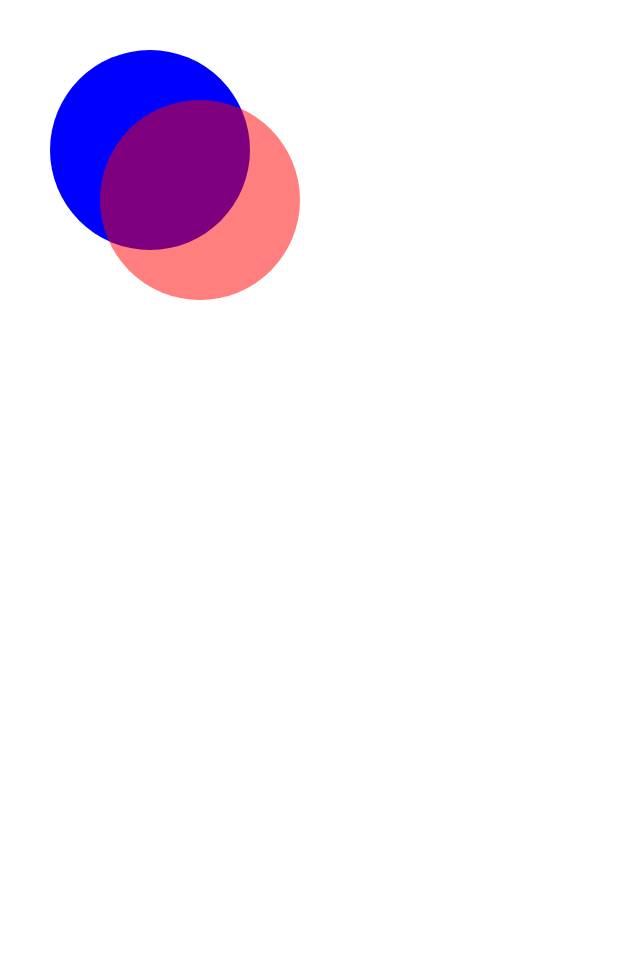
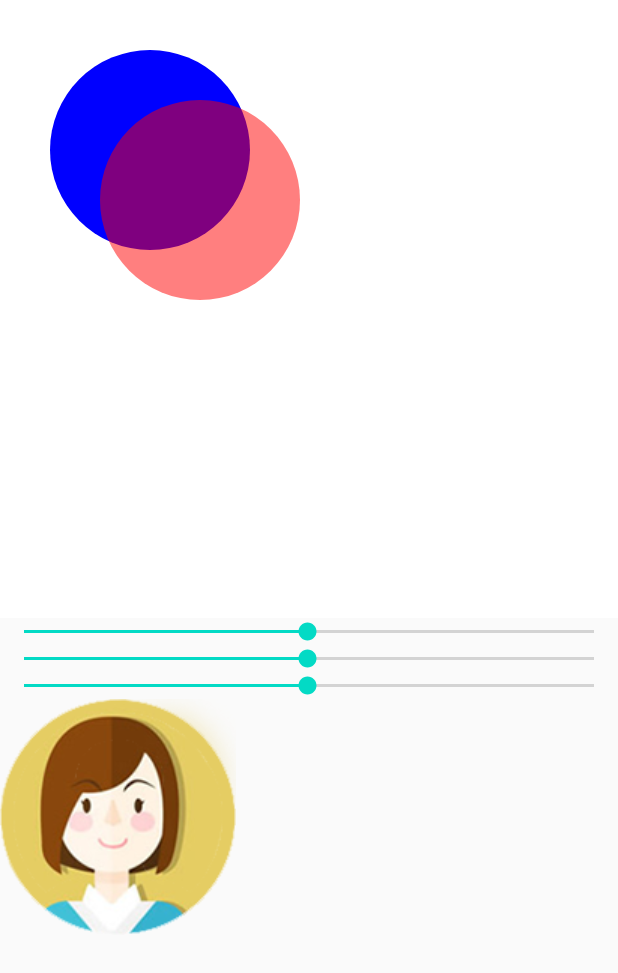
Before and after one commit to FaceWallHan/BiographyHeroes, an Android app: the screen it shows after launch (DrawTestActivity), on a phone screen of 412 x 824 dp. Shown: the top 973 px of the screen. Run offline under Robolectric (Android 15) with nearby library versions, the phone set to English and light mode, and no system bars.

Commit message:
色彩矩阵

```diff
--- a/app/src/main/java/com/example/hero/DisplayUtil.java
+++ b/app/src/main/java/com/example/hero/DisplayUtil.java
@@ -1,6 +1,12 @@
 package com.example.hero;
 
 import android.content.Context;
+import android.graphics.Bitmap;
+import android.graphics.Canvas;
+import android.graphics.ColorFilter;
+import android.graphics.ColorMatrix;
+import android.graphics.ColorMatrixColorFilter;
+import android.graphics.Paint;
 import android.util.TypedValue;
 
 public class DisplayUtil {
@@ -46,4 +52,31 @@ public class DisplayUtil {
     protected int sp2px(int sp,Context context){
         return (int) TypedValue.applyDimension(TypedValue.COMPLEX_UNIT_SP,sp,context.getResources().getDisplayMetrics());
     }
+    public static Bitmap handleImageEffect(Bitmap bitmap,float hue,float lum,float saturation){
+        Bitmap bit=Bitmap.createBitmap(bitmap.getWidth(),bitmap.getHeight(),Bitmap.Config.ARGB_8888);
+        Canvas canvas=new Canvas(bit);
+        Paint paint=new Paint();
+
+        ColorMatrix hueMatrix=new ColorMatrix();//色调
+        hueMatrix.setRotate(0,hue);//Red
+        hueMatrix.setRotate(1,hue);//Green
+        hueMatrix.setRotate(2,hue);//Blue
+
+        ColorMatrix saturationMatrix=new ColorMatrix();//饱和度
+        saturationMatrix.setSaturation(saturation);//0时变为灰度图像
+
+        ColorMatrix lumMatrix=new ColorMatrix();//亮度
+        lumMatrix.setScale(lum,lum,lum,1);
+
+        ColorMatrix imageMatrix=new ColorMatrix();
+        //将矩阵的作用效果混合，叠加处理效果
+        imageMatrix.postConcat(hueMatrix);
+        imageMatrix.postConcat(lumMatrix);
+        imageMatrix.postConcat(saturationMatrix);
+
+        paint.setColorFilter(new ColorMatrixColorFilter(imageMatrix));//将颜色矩阵作用到原图
+        canvas.drawBitmap(bitmap,0,0,paint);
+        //Android系统不允许直接修改原图，必须通过副本的形式来修改图像
+        return bit;
+    }
 }
--- a/app/src/main/java/com/example/hero/activity/DrawTestActivity.java
+++ b/app/src/main/java/com/example/hero/activity/DrawTestActivity.java
@@ -1,16 +1,68 @@
 package com.example.hero.activity;
 
+import android.graphics.Bitmap;
+import android.graphics.BitmapFactory;
 import android.os.Bundle;
+import android.widget.ImageView;
+import android.widget.SeekBar;
 
 import androidx.annotation.Nullable;
 import androidx.appcompat.app.AppCompatActivity;
 
+import com.example.hero.DisplayUtil;
 import com.example.hero.R;
 
-public class DrawTestActivity extends AppCompatActivity {
+public class DrawTestActivity extends AppCompatActivity implements SeekBar.OnSeekBarChangeListener {
+    private SeekBar seekHue,seekSaturation,seekLum;
+    private float hue,saturation,lum;
+    private ImageView img_color;
+    private static final  int MAX_VALUE=255,MID_VALUE=127;
+    private Bitmap bitmap;
     @Override
     protected void onCreate(@Nullable Bundle savedInstanceState) {
         super.onCreate(savedInstanceState);
         setContentView(R.layout.draw_test_layout);
+        inView();
+        setSeekBar(seekHue);
+        setSeekBar(seekSaturation);
+        setSeekBar(seekLum);
+    }
+    private void inView(){
+        seekHue=findViewById(R.id.hue);
+        seekSaturation=findViewById(R.id.saturation);
+        seekLum=findViewById(R.id.lum);
+        img_color=findViewById(R.id.img_color);
+        bitmap= BitmapFactory.decodeResource(getResources(),R.drawable.touxiang_1);
+    }
+    private void setSeekBar(SeekBar seekBar){
+        seekBar.setOnSeekBarChangeListener(this);
+        seekBar.setMax(MAX_VALUE);
+        seekBar.setProgress(MID_VALUE);
+
+    }
+    @Override
+    public void onProgressChanged(SeekBar seekBar, int progress, boolean fromUser) {
+        switch (seekBar.getId()){
+            case R.id.hue:
+                hue=(progress-MID_VALUE)*1.0F/MID_VALUE*180;
+                break;
+            case R.id.saturation:
+                saturation=progress*1.0F/MID_VALUE;
+                break;
+            case R.id.lum:
+                lum=progress*1.0F/MID_VALUE;
+                break;
+        }
+        img_color.setImageBitmap(DisplayUtil.handleImageEffect(bitmap,hue,lum,saturation));
+    }
+
+    @Override
+    public void onStartTrackingTouch(SeekBar seekBar) {
+
+    }
+
+    @Override
+    public void onStopTrackingTouch(SeekBar seekBar) {
+
     }
 }
--- a/app/src/main/java/com/example/hero/view/ClickView.java
+++ b/app/src/main/java/com/example/hero/view/ClickView.java
@@ -93,6 +93,6 @@ public class ClickView extends View {
         paint.setColor(Color.RED);
         canvas.drawCircle(200,200,100,paint);
         canvas.restore();//入栈
-        //特别注意的是  saveLayerAlpha()和resotre()要同时使用，才能够在canvas 画出多个层次，就是花多少层就要有多少对两个函数！
+        //特别注意的是  saveLayerAlpha()restore()要同时使用，才能够在canvas 画出多个层次，就是花多少层就要有多少对两个函数！
     }
 }
--- a/app/src/main/res/layout/draw_test_layout.xml
+++ b/app/src/main/res/layout/draw_test_layout.xml
@@ -4,6 +4,30 @@
     android:layout_width="match_parent"
     android:layout_height="match_parent">
     <com.example.hero.view.ClickView
-        android:layout_width="wrap_content"
-        android:layout_height="wrap_content"/>
+        android:layout_width="match_parent"
+        android:layout_height="0dp"
+        android:layout_weight="1"/>
+    <LinearLayout
+        android:layout_width="match_parent"
+        android:layout_height="0dp"
+        android:layout_weight="1"
+        android:orientation="vertical">
+        <SeekBar
+            android:id="@+id/hue"
+            android:layout_width="match_parent"
+            android:layout_height="wrap_content"/>
+        <SeekBar
+            android:id="@+id/saturation"
+            android:layout_width="match_parent"
+            android:layout_height="wrap_content"/>
+        <SeekBar
+            android:id="@+id/lum"
+            android:layout_width="match_parent"
+            android:layout_height="wrap_content" />
+        <ImageView
+            android:id="@+id/img_color"
+            android:layout_width="wrap_content"
+            android:layout_height="wrap_content"/>
+    </LinearLayout>
+
 </LinearLayout>
```
